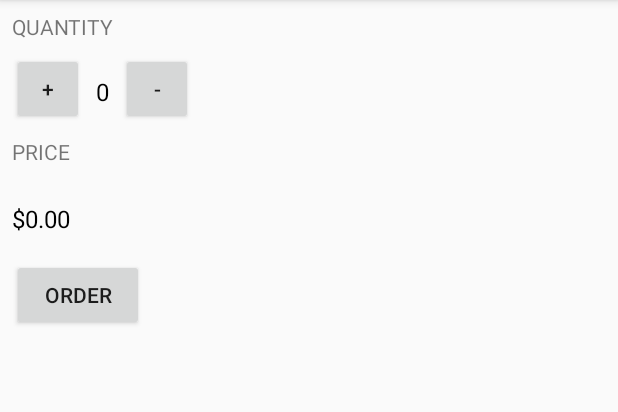
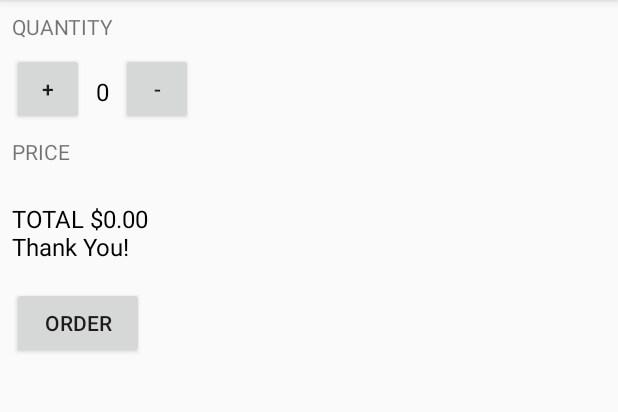
Before and after one commit to harshagr18/AndroidLearning, an Android app: the screen it shows after launch (MainActivity), after a tap on "ORDER", on a phone screen of 412 x 824 dp, the part 84-496 px from its top. Run offline under Robolectric (Android 15) with nearby library versions, the phone set to English and light mode, and no system bars.

Commit message:
Added features

```diff
--- a/justjava/app/src/main/java/com/firstjavaapp/harsh/justjava/MainActivity.java
+++ b/justjava/app/src/main/java/com/firstjavaapp/harsh/justjava/MainActivity.java
@@ -49,6 +49,6 @@ int nocoffee=0;
      */
     private void displayPrice(int number) {
         TextView priceTextView = (TextView) findViewById(R.id.price_no);
-        priceTextView.setText(NumberFormat.getCurrencyInstance().format(number));
+        priceTextView.setText("TOTAL " + NumberFormat.getCurrencyInstance().format(number)+"\nThank You!");
     }
 }
```
